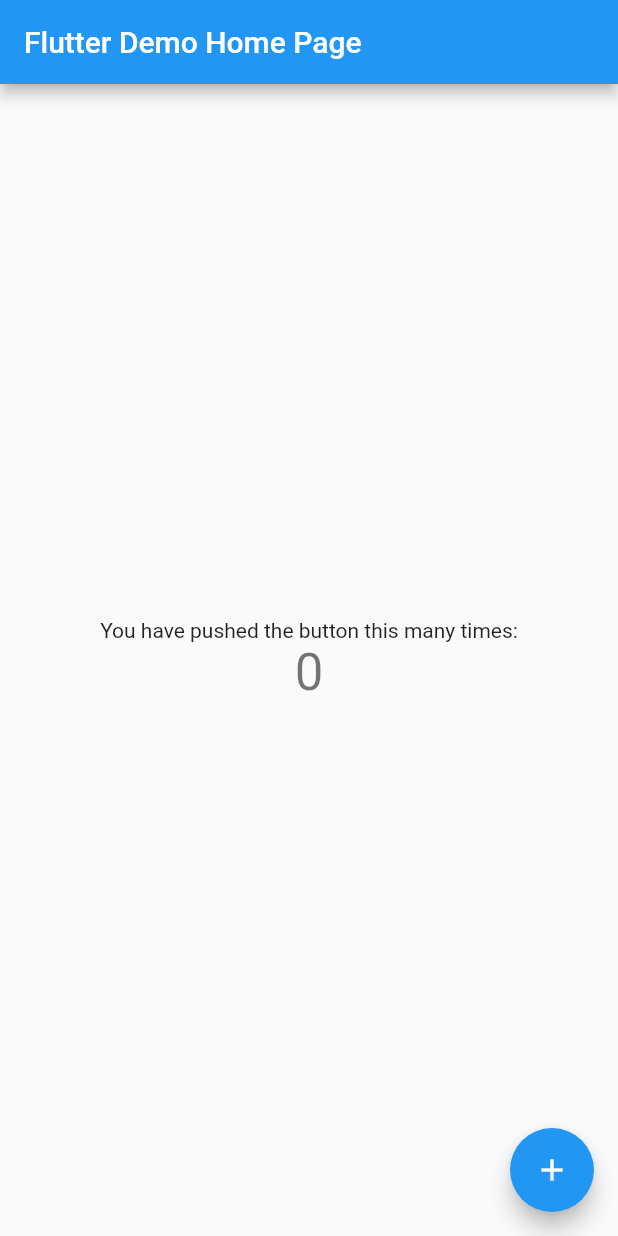
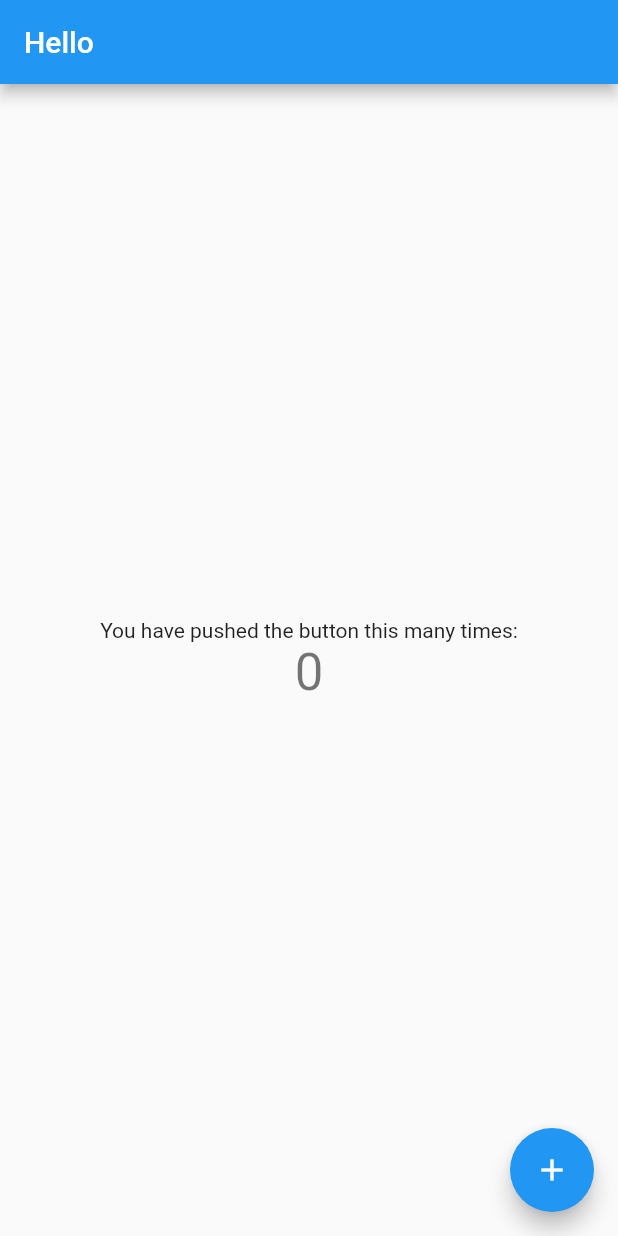
Before and after one commit to Egalitarias/flutter, a Flutter app: the screen it shows after launch, on a phone screen of 412 x 824 dp. Run offline on Flutter 3.47's test engine with Material 2 defaults, Android fonts, the phone set to English and light mode, and no system bars.

Commit message:
hello changed title to Hello

```diff
--- a/hello/lib/MyApp.dart
+++ b/hello/lib/MyApp.dart
@@ -7,7 +7,7 @@ class MyApp extends StatelessWidget {
   @override
   Widget build(BuildContext context) {
     return MaterialApp(
-      title: 'Flutter Demo',
+      title: 'Hello',
       theme: ThemeData(
         // This is the theme of your application.
         //
@@ -20,7 +20,7 @@ class MyApp extends StatelessWidget {
         // is not restarted.
         primarySwatch: Colors.blue,
       ),
-      home: MyHomePage(title: 'Flutter Demo Home Page'),
+      home: MyHomePage(title: 'Hello'),
     );
   }
 }
```
